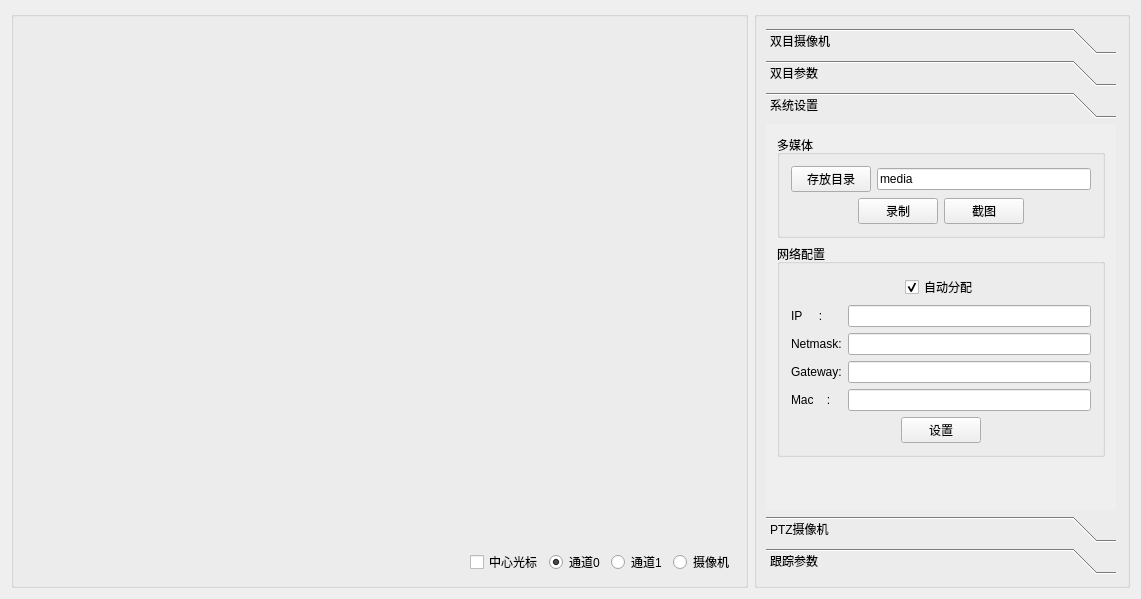
Qt form app/zscam_client/zscam_client.ui (dzyswy/stereo-client) before a commit.
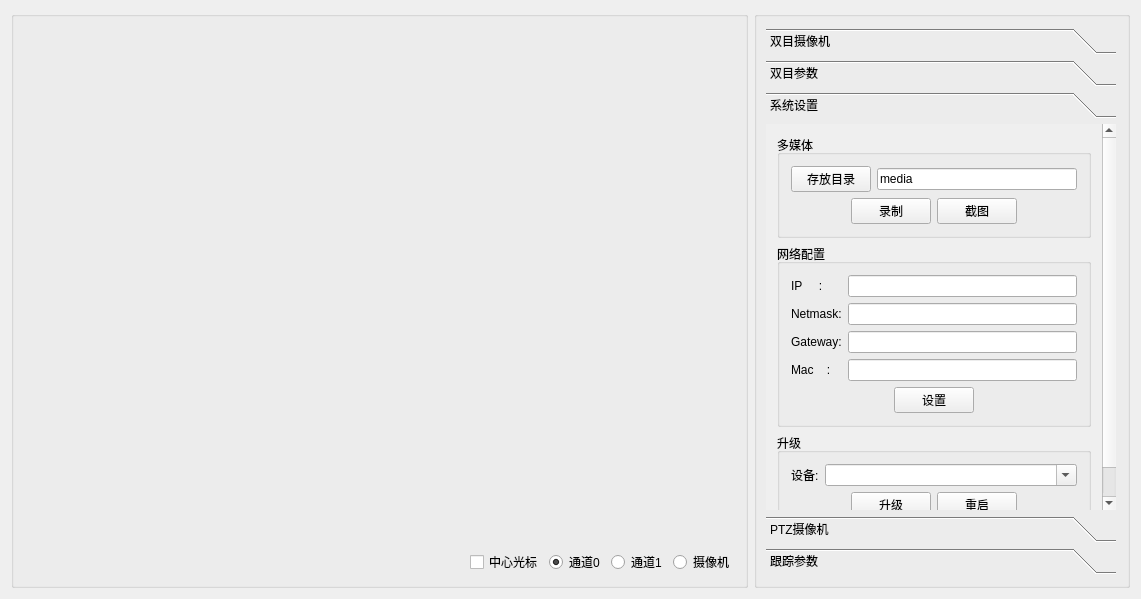
The same form after that commit. The open tabs and pages were chosen to show the change. Icons and pictures are not drawn. Custom widgets are drawn as their Qt base class.

Commit message: 1.适配双目固件版本20200403a。 2.修改了在线升级部分代码。 3.其他部分修改。

```diff
--- a/app/zscam_client/zscam_client.ui
+++ b/app/zscam_client/zscam_client.ui
@@ -458,13 +458,6 @@
                  </property>
                 </widget>
                </item>
-               <item>
-                <widget class="QPushButton" name="pushButton_update">
-                 <property name="text">
-                  <string>升级</string>
-                 </property>
-                </widget>
-               </item>
                <item>
                 <widget class="QPushButton" name="pushButton_reboot">
                  <property name="text">
@@ -1794,46 +1787,6 @@
              <string>网络配置</string>
             </property>
             <layout class="QVBoxLayout" name="verticalLayout_9">
-             <item>
-              <layout class="QHBoxLayout" name="horizontalLayout_8">
-               <item>
-                <spacer name="horizontalSpacer_4">
-                 <property name="orientation">
-                  <enum>Qt::Horizontal</enum>
-                 </property>
-                 <property name="sizeHint" stdset="0">
-                  <size>
-                   <width>40</width>
-                   <height>20</height>
-                  </size>
-                 </property>
-                </spacer>
-               </item>
-               <item>
-                <widget class="QCheckBox" name="checkBox_dhcp">
-                 <property name="text">
-                  <string>自动分配</string>
-                 </property>
-                 <property name="checked">
-                  <bool>true</bool>
-                 </property>
-                </widget>
-               </item>
-               <item>
-                <spacer name="horizontalSpacer_5">
-                 <property name="orientation">
-                  <enum>Qt::Horizontal</enum>
-                 </property>
-                 <property name="sizeHint" stdset="0">
-                  <size>
-                   <width>40</width>
-                   <height>20</height>
-                  </size>
-                 </property>
-                </spacer>
-               </item>
-              </layout>
-             </item>
              <item>
               <layout class="QGridLayout" name="gridLayout_29">
                <item row="0" column="0">
@@ -1934,6 +1887,107 @@
             </layout>
            </widget>
           </item>
+          <item>
+           <widget class="QGroupBox" name="groupBox_5">
+            <property name="title">
+             <string>升级</string>
+            </property>
+            <layout class="QVBoxLayout" name="verticalLayout_4">
+             <item>
+              <layout class="QHBoxLayout" name="horizontalLayout_16">
+               <item>
+                <widget class="QLabel" name="label_91">
+                 <property name="sizePolicy">
+                  <sizepolicy hsizetype="Maximum" vsizetype="Preferred">
+                   <horstretch>0</horstretch>
+                   <verstretch>0</verstretch>
+                  </sizepolicy>
+                 </property>
+                 <property name="text">
+                  <string>设备:</string>
+                 </property>
+                </widget>
+               </item>
+               <item>
+                <widget class="QComboBox" name="comboBox_ip_update">
+                 <property name="sizePolicy">
+                  <sizepolicy hsizetype="Minimum" vsizetype="Fixed">
+                   <horstretch>0</horstretch>
+                   <verstretch>0</verstretch>
+                  </sizepolicy>
+                 </property>
+                 <property name="minimumSize">
+                  <size>
+                   <width>75</width>
+                   <height>22</height>
+                  </size>
+                 </property>
+                 <property name="editable">
+                  <bool>true</bool>
+                 </property>
+                </widget>
+               </item>
+              </layout>
+             </item>
+             <item>
+              <layout class="QHBoxLayout" name="horizontalLayout_8">
+               <item>
+                <spacer name="horizontalSpacer_4">
+                 <property name="orientation">
+                  <enum>Qt::Horizontal</enum>
+                 </property>
+                 <property name="sizeHint" stdset="0">
+                  <size>
+                   <width>40</width>
+                   <height>20</height>
+                  </size>
+                 </property>
+                </spacer>
+               </item>
+               <item>
+                <widget class="QPushButton" name="pushButton_update">
+                 <property name="sizePolicy">
+                  <sizepolicy hsizetype="Maximum" vsizetype="Fixed">
+                   <horstretch>0</horstretch>
+                   <verstretch>0</verstretch>
+                  </sizepolicy>
+                 </property>
+                 <property name="text">
+                  <string>升级</string>
+                 </property>
+                </widget>
+               </item>
+               <item>
+                <widget class="QPushButton" name="pushButton_board_reboot">
+                 <property name="sizePolicy">
+                  <sizepolicy hsizetype="Maximum" vsizetype="Fixed">
+                   <horstretch>0</horstretch>
+                   <verstretch>0</verstretch>
+                  </sizepolicy>
+                 </property>
+                 <property name="text">
+                  <string>重启</string>
+                 </property>
+                </widget>
+               </item>
+               <item>
+                <spacer name="horizontalSpacer_5">
+                 <property name="orientation">
+                  <enum>Qt::Horizontal</enum>
+                 </property>
+                 <property name="sizeHint" stdset="0">
+                  <size>
+                   <width>40</width>
+                   <height>20</height>
+                  </size>
+                 </property>
+                </spacer>
+               </item>
+              </layout>
+             </item>
+            </layout>
+           </widget>
+          </item>
           <item>
            <spacer name="verticalSpacer">
             <property name="orientation">
```
Left out of the diff: 39 changed lines with no effect on the pictures. The commit also changes 16 other files.
